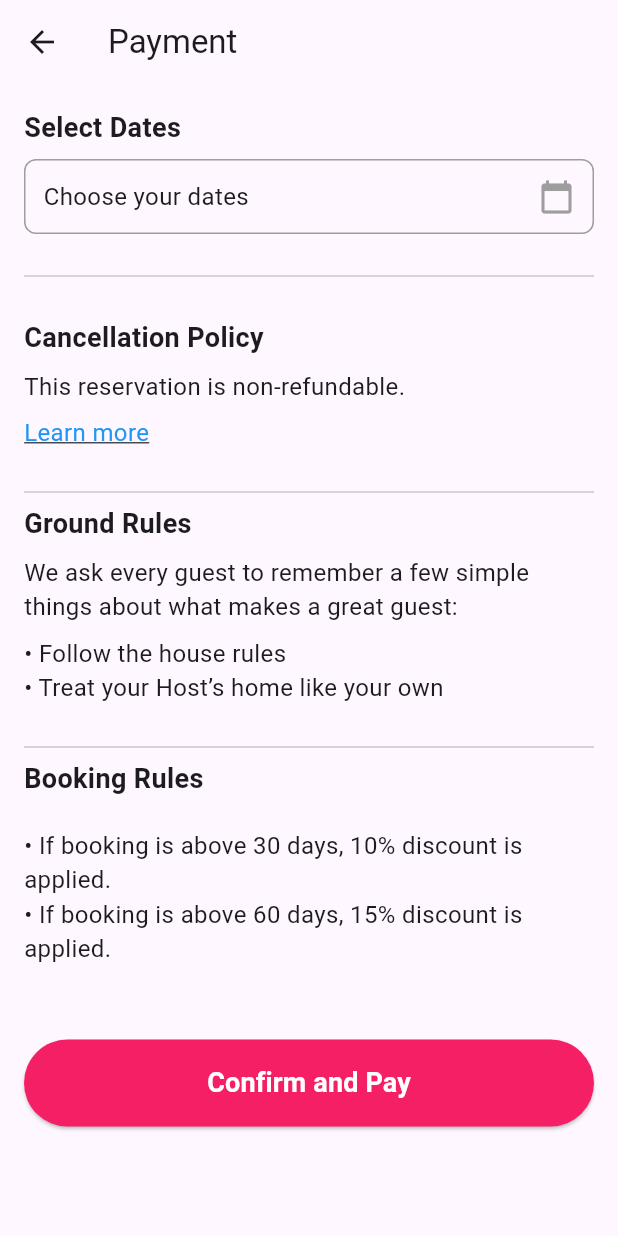
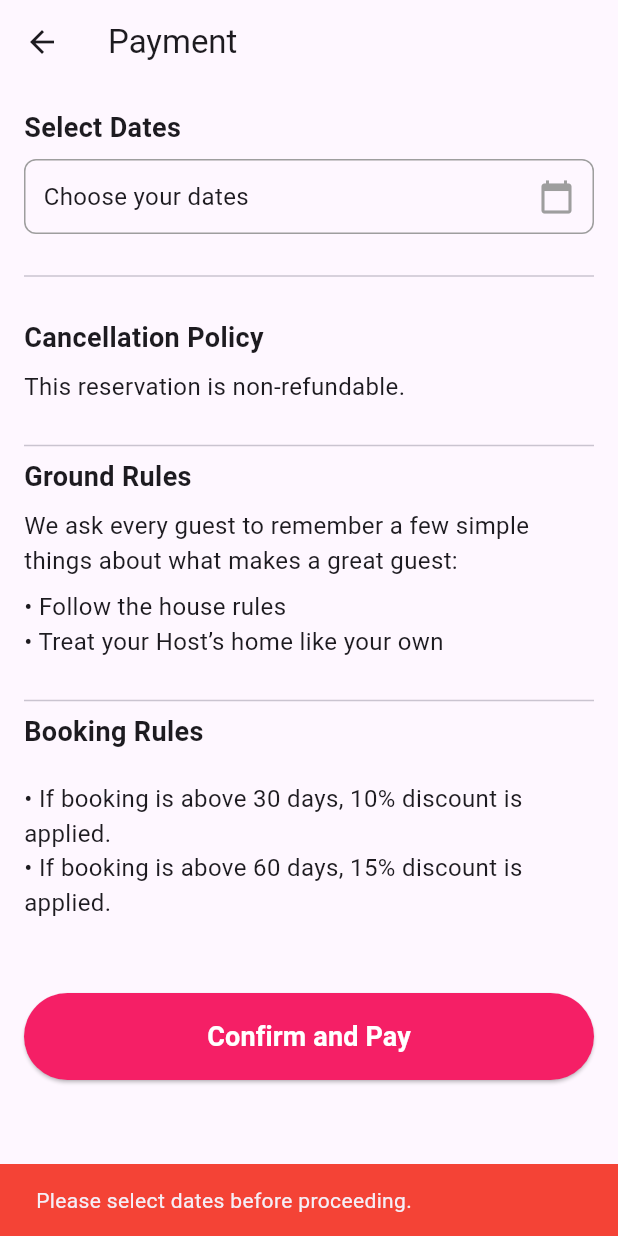
Before and after one commit to chinmaykatdare05/Real-Estate-Immersion, a Flutter app: the PaymentScreen screen opened directly with empty values, after a tap on "Confirm and Pay", on a phone screen of 412 x 824 dp. Run offline on Flutter 3.47's test engine with Material 3 defaults, Android fonts, the phone set to English and light mode, and no system bars; our stand-ins replace cloud_firestore, firebase_auth, firebase_core, flutter_svg, fluttertoast, font_awesome_flutter and 1 more; missing offline and left inert: android_intent_plus, model_viewer_plus; accounts and stored records are empty; network calls fail.

Commit message:
added validation for selecting dates

```diff
--- a/lib/auth/forgot_password.dart
+++ b/lib/auth/forgot_password.dart
@@ -111,7 +111,7 @@ class ForgotPasswordPage extends StatelessWidget {
               minimumSize: const Size(double.infinity, 48),
               shape: const RoundedRectangleBorder(
                 borderRadius: BorderRadius.all(Radius.circular(100)),
-              ), // Added comma here
+              ),
             ),
             child: const Text("Continue"),
           )
@@ -129,9 +129,7 @@ class ForgotPasswordPage extends StatelessWidget {
           style: TextStyle(color: Color(0xFF757575)),
         ),
         GestureDetector(
-          onTap: () {
-            // Handle navigation to Sign Up
-          },
+          onTap: () {},
           child: const Text(
             "",
             style: TextStyle(
--- a/lib/home/camera.dart
+++ b/lib/home/camera.dart
@@ -14,7 +14,6 @@ class _CameraPageState extends State<CameraPage> {
   @override
   void initState() {
     super.initState();
-    // Use addPostFrameCallback to ensure the context is fully built
     WidgetsBinding.instance.addPostFrameCallback((_) {
       _openUnityApp();
     });
--- a/lib/home/payment.dart
+++ b/lib/home/payment.dart
@@ -3,8 +3,7 @@ import 'package:flutter/material.dart';
 import 'package:url_launcher/url_launcher.dart';
 
 class PaymentScreen extends StatefulWidget {
-  final Map<String, dynamic>
-      propertyData; // Contains property details including Price
+  final Map<String, dynamic> propertyData;
 
   const PaymentScreen({super.key, required this.propertyData});
 
@@ -14,26 +13,25 @@ class PaymentScreen extends StatefulWidget {
 
 class _PaymentScreenState extends State<PaymentScreen> {
   DateTimeRange? selectedDates;
-  late double price; // Use the price from propertyData
+  late double price;
   final String paymentUrl =
       'https://razorpay.com/payment-link/plink_PimhLgFELheop4';
 
   @override
   void initState() {
     super.initState();
-    // Assuming the price is stored as a string or number in widget.propertyData['Price']
     price =
         double.tryParse(widget.propertyData['Price']?.toString() ?? "0") ?? 0.0;
   }
 
   int getTotalNights() {
     if (selectedDates == null) return 0;
-    return selectedDates!.duration.inDays;
+    return selectedDates!.duration.inDays + 1;
   }
 
   double getDiscount() {
     int nights = getTotalNights();
-    return nights < 30 ? 0.10 : 0.00; // 10% discount if nights < 30
+    return nights < 30 ? 0.10 : 0.00;
   }
 
   double getSubtotal() {
@@ -49,12 +47,12 @@ class _PaymentScreenState extends State<PaymentScreen> {
   }
 
   double getPlatformFees() {
-    double percentageFee = getSubtotal() * 0.005; // 0.50% of subtotal
+    double percentageFee = getSubtotal() * 0.005;
     return percentageFee < 20 ? percentageFee : 20;
   }
 
   double getTaxes() {
-    if (getTotalNights() > 30) return 0; // No tax if nights > 30
+    if (getTotalNights() > 30) return 0;
     double taxableAmount =
         getSubtotal() - getDiscountAmount() - getLongStayDiscount();
     return taxableAmount * 0.18;
@@ -246,7 +244,6 @@ class _PaymentScreenState extends State<PaymentScreen> {
                 ),
               const Divider(),
               const SizedBox(height: 20),
-              // Cancellation Policy
               const Text(
                 'Cancellation Policy',
                 style: TextStyle(fontSize: 18, fontWeight: FontWeight.bold),
@@ -256,18 +253,8 @@ class _PaymentScreenState extends State<PaymentScreen> {
                 'This reservation is non-refundable.',
                 style: TextStyle(fontSize: 16),
               ),
-              const SizedBox(height: 8),
-              const Text(
-                'Learn more',
-                style: TextStyle(
-                    fontSize: 16,
-                    color: Colors.blue,
-                    decoration: TextDecoration.underline),
-              ),
-
               const SizedBox(height: 20),
               const Divider(),
-              // Ground Rules
               const Text(
                 'Ground Rules',
                 style: TextStyle(fontSize: 18, fontWeight: FontWeight.bold),
@@ -282,10 +269,7 @@ class _PaymentScreenState extends State<PaymentScreen> {
                   style: TextStyle(fontSize: 16)),
               const Text('• Treat your Host’s home like your own',
                   style: TextStyle(fontSize: 16)),
-
               const SizedBox(height: 20),
-
-              // Booking Rules
               const Divider(),
               const Text(
                 'Booking Rules',
@@ -300,7 +284,6 @@ class _PaymentScreenState extends State<PaymentScreen> {
                 '• If booking is above 60 days, 15% discount is applied.',
                 style: TextStyle(fontSize: 16),
               ),
-
               const SizedBox(height: 0),
               const Text(
                 '',
@@ -311,12 +294,23 @@ class _PaymentScreenState extends State<PaymentScreen> {
                 '',
                 style: TextStyle(fontSize: 16),
               ),
-              // const Divider(),
               const SizedBox(height: 0),
               SizedBox(
                 width: double.infinity,
                 child: ElevatedButton(
-                  onPressed: _launchPayment,
+                  onPressed: () {
+                    if (selectedDates == null) {
+                      ScaffoldMessenger.of(context).showSnackBar(
+                        const SnackBar(
+                          content:
+                              Text('Please select dates before proceeding.'),
+                          backgroundColor: Colors.red,
+                        ),
+                      );
+                    } else {
+                      _launchPayment();
+                    }
+                  },
                   style: ElevatedButton.styleFrom(
                     padding: const EdgeInsets.symmetric(vertical: 16),
                     backgroundColor: const Color.fromARGB(255, 245, 31, 102),
--- a/lib/home/profile.dart
+++ b/lib/home/profile.dart
@@ -82,7 +82,7 @@ class _ProfileScreenState extends State<ProfileScreen> {
                           backgroundColor:
                               const Color.fromARGB(255, 216, 16, 83),
                           child: Text(
-                            userData['Name'][0], // First letter of the name
+                            userData['Name'][0],
                             style: const TextStyle(
                               color: Color.fromARGB(255, 239, 238, 234),
                               fontSize: 30,
@@ -136,7 +136,6 @@ class _ProfileScreenState extends State<ProfileScreen> {
                     onPressed: _logout,
                     style: ElevatedButton.styleFrom(
                       backgroundColor: const Color.fromARGB(255, 216, 16, 83),
-                      // foregroundColor: Colors.red,
                       padding: const EdgeInsets.symmetric(
                           horizontal: 30, vertical: 20),
                       shape: RoundedRectangleBorder(
@@ -144,7 +143,7 @@ class _ProfileScreenState extends State<ProfileScreen> {
                         side: const BorderSide(
                             color: Color.fromARGB(255, 216, 16, 83)),
                       ),
-                      elevation: 0, // No shadow
+                      elevation: 0,
                       textStyle: const TextStyle(
                         fontWeight: FontWeight.bold,
                       ),
```
Also changed, not shown: lib/auth/auth_service.dart (+3 -24 lines), lib/auth/signin.dart (+0 -14 lines), lib/auth/signup.dart (+0 -39 lines), lib/home/bottom_navigation.dart (+9 -10 lines), lib/home/building.dart (+6 -21 lines), lib/home/explore.dart (+5 -22 lines), lib/home/home_details.dart (+3 -9 lines), lib/main.dart (+8 -14 lines).
